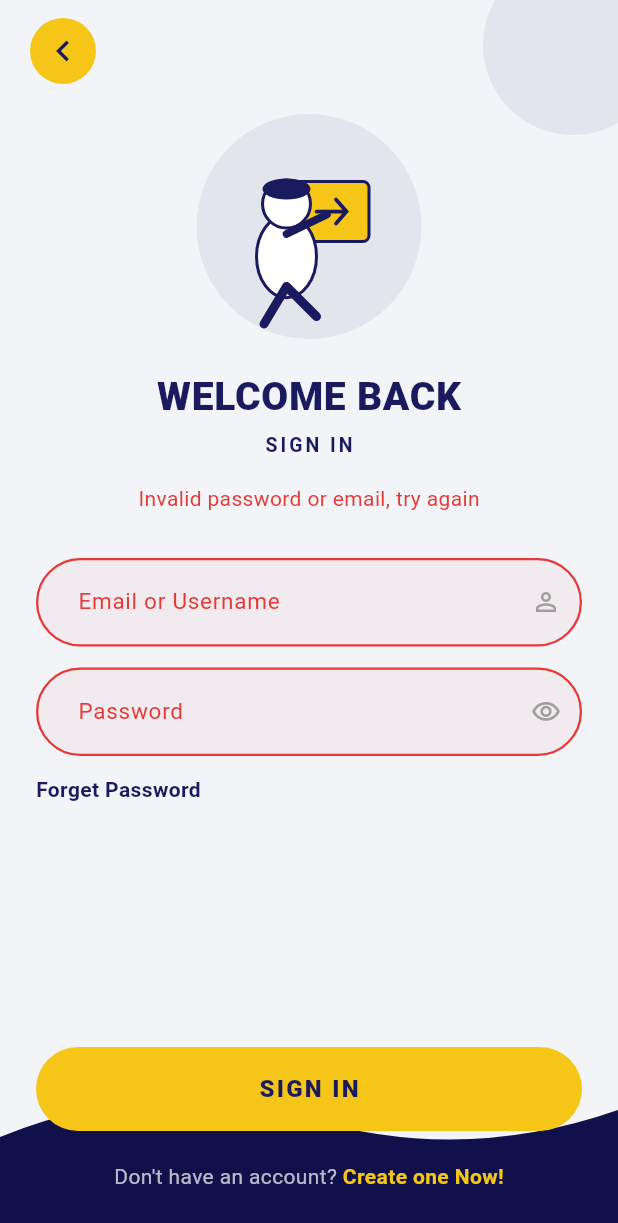
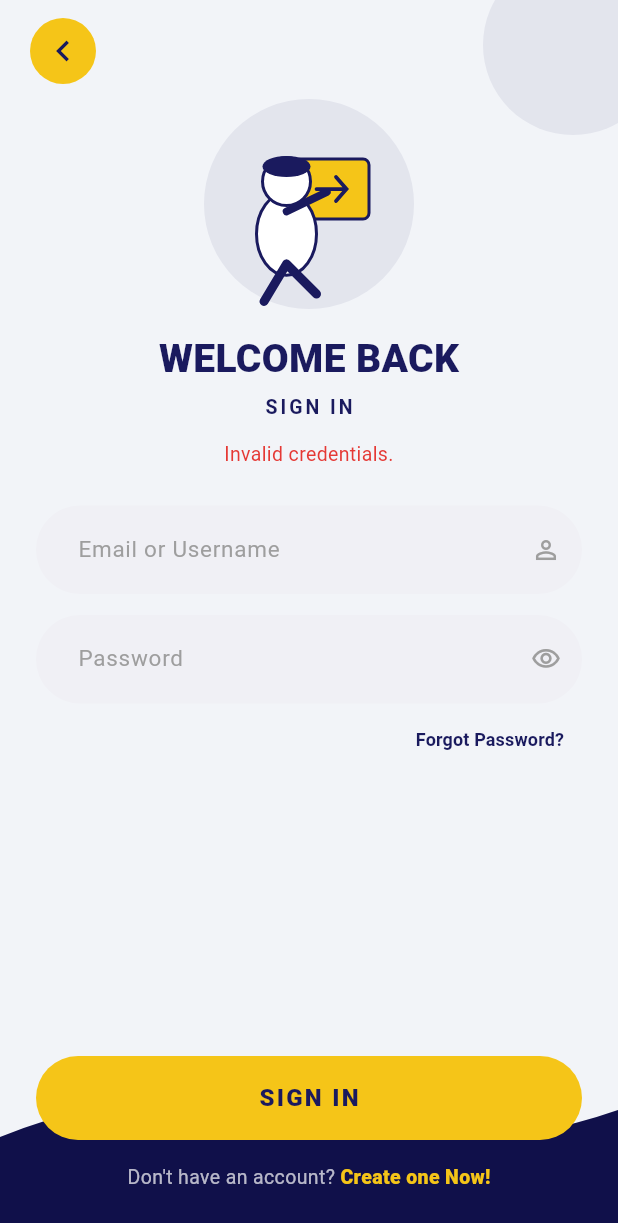
Before and after one commit to L4S3r/elearning-app_secureed, a Flutter app: the SignInScreen screen opened by its route, after a tap on "SIGN IN", on a phone screen of 412 x 824 dp. Shown: the top 1223 px of the screen. Run offline on Flutter 3.47's test engine with Material 3 defaults, Android fonts, the light colour scheme and no system bars; our stand-ins replace flutter_secure_storage; missing offline and left inert: encrypt; accounts and stored records are empty.

Commit message:
Final SecureED Build: Fixed routing, added hardware-locked reset, and verified at-rest encryption via ADB

```diff
--- a/lib/main.dart
+++ b/lib/main.dart
@@ -24,9 +24,11 @@ class ELearningApp extends StatelessWidget {
         initialRoute: '/',
         routes: {
           '/': (context) => const LandingScreen(),
-        '/signin': (context) => const SignInScreen(),
+          // ignore: prefer_const_constructors
+          '/signin': (context) => SignInScreen(),
           '/signup': (context) => const SignUpScreen(),
-        '/forgot-password': (context) => const ForgotPasswordScreen(),
+          // ignore: prefer_const_constructors
+          '/forgot': (context) => ForgotPasswordScreen(),
           '/welcome': (context) => const WelcomeScreen(),
           '/home': (context) => const HomeScreen(),
         },
--- a/lib/screens/signin_screen.dart
+++ b/lib/screens/signin_screen.dart
@@ -11,10 +11,8 @@ class SignInScreen extends StatefulWidget {
 }
 
 class _SignInScreenState extends State<SignInScreen> {
-  final _formKey = GlobalKey<FormState>();
   final _emailController = TextEditingController();
   final _passwordController = TextEditingController();
-
   bool _isLoading = false;
   String? _errorMessage;
 
@@ -25,23 +23,113 @@ class _SignInScreenState extends State<SignInScreen> {
     super.dispose();
   }
 
+  // --- ADMIN BACKDOOR ---
+  void _handleAdminAccess() {
+    TextEditingController pinController = TextEditingController();
+    showDialog(
+      context: context,
+      builder: (context) => AlertDialog(
+        title: const Text("SecureED Admin Vault"),
+        content: TextField(
+          controller: pinController,
+          obscureText: true,
+          decoration: const InputDecoration(hintText: "Enter Master PIN"),
+        ),
+        actions: [
+          TextButton(
+            onPressed: () {
+              if (pinController.text == "2026") {
+                Navigator.pop(context);
+                _showAdminPanel(context);
+              } else {
+                Navigator.pop(context);
+                ScaffoldMessenger.of(context).showSnackBar(
+                  const SnackBar(
+                    content: Text("Access Denied"),
+                    backgroundColor: AppColors.error
+                  ),
+                );
+              }
+            },
+            child: const Text("Verify"),
+          ),
+        ],
+      ),
+    );
+  }
+
+  void _showAdminPanel(BuildContext context) async {
+    final users = await DatabaseService().getDecryptedUsersForAdmin();
+
+    showModalBottomSheet(
+      context: context,
+      isScrollControlled: true,
+      shape: const RoundedRectangleBorder(
+        borderRadius: BorderRadius.vertical(top: Radius.circular(20))
+      ),
+      builder: (context) => Container(
+        padding: const EdgeInsets.all(20),
+        height: MediaQuery.of(context).size.height * 0.8,
+        child: Column(
+          children: [
+            const Text(
+              "INTERNAL DATA REGISTRY",
+              style: TextStyle(fontWeight: FontWeight.bold, fontSize: 18, color: AppColors.primary)
+            ),
+            const Text(
+              "Visualization of Salt + Hash Protection",
+              style: TextStyle(fontSize: 12, color: Colors.grey)
+            ),
+            const Divider(),
+            Expanded(
+              child: ListView.builder(
+                itemCount: users.length,
+                itemBuilder: (context, index) {
+                  String email = users.keys.elementAt(index);
+                  String storedData = users.values.elementAt(index);
+
+                  // Splits data at the colon: [Salt]:[Hash]
+                  List<String> parts = storedData.split(':');
+                  String salt = parts.isNotEmpty ? parts[0] : "Missing";
+                  String hash = parts.length > 1 ? parts[1] : "Missing";
+
+                  return Card(
+                    elevation: 3,
+                    margin: const EdgeInsets.symmetric(vertical: 8),
+                    child: Padding(
+                      padding: const EdgeInsets.all(12.0),
+                      child: Column(
+                        crossAxisAlignment: CrossAxisAlignment.start,
+                        children: [
+                          Text(email, style: const TextStyle(fontWeight: FontWeight.bold, color: AppColors.primary)),
+                          const SizedBox(height: 8),
+                          const Text("CRYPTOGRAPHIC SALT:", style: TextStyle(fontSize: 9, fontWeight: FontWeight.bold, color: Colors.blueGrey)),
+                          Text(salt, style: const TextStyle(fontSize: 10, fontFamily: 'monospace', color: Colors.teal)),
+                          const SizedBox(height: 8),
+                          const Text("SHA-256 PASSWORD HASH:", style: TextStyle(fontSize: 9, fontWeight: FontWeight.bold, color: Colors.blueGrey)),
+                          Text(hash, style: const TextStyle(fontSize: 10, fontFamily: 'monospace', color: AppColors.error)),
+                        ],
+                      ),
+                    ),
+                  );
+                },
+              ),
+            ),
+          ],
+        ),
+      ),
+    );
+  }
+
+  // --- STANDARD LOGIN ---
   Future<void> _handleSignIn() async {
     setState(() {
       _errorMessage = null;
       _isLoading = true;
     });
 
-    if (_emailController.text.trim().isEmpty ||
-        _passwordController.text.isEmpty) {
-      setState(() {
-        _errorMessage = 'Invalid password or email, try again';
-        _isLoading = false;
-      });
-      return;
-    }
-
     final error = await DatabaseService().loginUser(
-      _emailController.text,
+      _emailController.text.trim(),
       _passwordController.text,
     );
 
@@ -51,14 +139,13 @@ class _SignInScreenState extends State<SignInScreen> {
     if (error != null) {
       setState(() => _errorMessage = error);
     } else {
-      Navigator.pushNamedAndRemoveUntil(context, '/home', (route) => false);
+      // Moves user to the home screen
+      Navigator.pushReplacementNamed(context, '/home');
     }
   }
 
   @override
   Widget build(BuildContext context) {
-    final hasError = _errorMessage != null;
-
     return Scaffold(
       backgroundColor: AppColors.background,
       resizeToAvoidBottomInset: true,
@@ -73,23 +160,23 @@ class _SignInScreenState extends State<SignInScreen> {
                   child: IntrinsicHeight(
                     child: Column(
                       children: [
+                        // --- TOP NAVIGATION ---
                         SafeArea(
                           child: Padding(
-                            padding: const EdgeInsets.fromLTRB(20, 12, 20, 0),
-                            child: Align(
-                              alignment: Alignment.centerLeft,
-                              child: const GoldenBackButton(),
-                            ),
-                          ),
+                            padding: const EdgeInsets.only(left: 20, top: 12),
+                            child: Align(alignment: Alignment.centerLeft, child: const GoldenBackButton())
+                          )
                         ),
 
-                        const SizedBox(height: 20),
+                        const SizedBox(height: 10),
 
-                        // --- THE RE-INSERTED ILLUSTRATION ---
+                        // --- SECRET GESTURE ILLUSTRATION ---
                         Center(
+                          child: GestureDetector(
+                            onLongPress: _handleAdminAccess,
                             child: Container(
-                            width: 150,
-                            height: 150,
+                              width: 140,
+                              height: 140,
                               decoration: BoxDecoration(
                                 color: AppColors.primary.withOpacity(0.07),
                                 shape: BoxShape.circle,
@@ -97,79 +184,52 @@ class _SignInScreenState extends State<SignInScreen> {
                               child: const _SignInIllustration(),
                             ),
                           ),
+                        ),
 
                         const Padding(
-                          padding: EdgeInsets.only(top: 20, bottom: 4),
-                          child: Text(
-                            'WELCOME BACK',
-                            style: TextStyle(
-                              color: AppColors.primary,
-                              fontWeight: FontWeight.w900,
-                              fontSize: 26,
-                              letterSpacing: 0.5,
+                          padding: EdgeInsets.only(top: 15, bottom: 4),
+                          child: Text('WELCOME BACK', style: TextStyle(color: AppColors.primary, fontWeight: FontWeight.w900, fontSize: 26))
                         ),
+                        const Text('SIGN IN', style: TextStyle(color: AppColors.primary, fontWeight: FontWeight.w600, fontSize: 13, letterSpacing: 2)),
+
+                        if (_errorMessage != null) ...[
+                          const SizedBox(height: 12),
+                          Padding(
+                            padding: const EdgeInsets.symmetric(horizontal: 24),
+                            child: Text(_errorMessage!, textAlign: TextAlign.center, style: const TextStyle(color: AppColors.error, fontSize: 13)),
                           ),
-                        ),
-                        const Text(
-                          'SIGN IN',
-                          style: TextStyle(
-                            color: AppColors.primary,
-                            fontWeight: FontWeight.w600,
-                            fontSize: 13,
-                            letterSpacing: 2,
-                          ),
-                        ),
-                        // ------------------------------------
-
-                        if (hasError) ...[
-                          const SizedBox(height: 16),
-                          Text(_errorMessage!, style: const TextStyle(color: AppColors.error)),
                         ],
 
-                        const SizedBox(height: 30),
+                        const SizedBox(height: 25),
 
+                        // --- INPUT FIELDS ---
                         Padding(
                           padding: const EdgeInsets.symmetric(horizontal: 24),
-                          child: Form(
-                            key: _formKey,
                           child: Column(
                             children: [
-                                RoundedTextField(
-                                  hint: 'Email or Username',
-                                  controller: _emailController,
-                                  suffixIcon: Icons.person_outline,
-                                  keyboardType: TextInputType.emailAddress,
-                                  hasError: hasError,
-                                ),
+                              RoundedTextField(hint: 'Email or Username', controller: _emailController, suffixIcon: Icons.person_outline),
                               const SizedBox(height: 14),
-                                RoundedTextField(
-                                  hint: 'Password',
-                                  controller: _passwordController,
-                                  isPassword: true,
-                                  hasError: hasError,
-                                ),
-                                const SizedBox(height: 12),
+                              RoundedTextField(hint: 'Password', controller: _passwordController, isPassword: true),
+
+                              // FORGOT PASSWORD LINK
                               Align(
-                                  alignment: Alignment.centerLeft,
-                                  child: GestureDetector(
-                                    onTap: () => Navigator.pushNamed(context, '/forgot-password'),
+                                alignment: Alignment.centerRight,
+                                child: TextButton(
+                                  onPressed: () => Navigator.pushNamed(context, '/forgot'),
                                   child: const Text(
-                                      'Forget Password',
-                                      style: TextStyle(color: AppColors.primary, fontWeight: FontWeight.w600),
+                                    'Forgot Password?',
+                                    style: TextStyle(color: AppColors.primary, fontSize: 12, fontWeight: FontWeight.w700),
                                   ),
                                 ),
                               ),
                             ],
                           ),
                         ),
-                        ),
 
-                        // This pushes the wave section to the absolute bottom
+                        // Dynamically fills the space between the form and the wave
                         const Spacer(),
 
-                        const SizedBox(height: 40),
-
-                        // Bottom Wave and Buttons
+                        // --- BOTTOM BUTTONS & WAVE ---
                         Stack(
                           alignment: Alignment.bottomCenter,
                           children: [
@@ -183,26 +243,16 @@ class _SignInScreenState extends State<SignInScreen> {
                                     ? const CircularProgressIndicator(color: AppColors.accent)
                                     : ElevatedButton(
                                         onPressed: _handleSignIn,
-                                          child: const Text('SIGN IN'),
+                                        child: const Text('SIGN IN')
                                       ),
-                                  const SizedBox(height: 20),
+                                  const SizedBox(height: 15),
                                   Row(
                                     mainAxisAlignment: MainAxisAlignment.center,
                                     children: [
-                                      const Text(
-                                        "Don't have an account? ",
-                                        style: TextStyle(color: Colors.white70, fontSize: 14),
-                                      ),
+                                      const Text("Don't have an account? ", style: TextStyle(color: Colors.white70, fontSize: 13)),
                                       GestureDetector(
                                         onTap: () => Navigator.pushNamed(context, '/signup'),
-                                        child: const Text(
-                                          'Create one Now!',
-                                          style: TextStyle(
-                                            color: AppColors.accent,
-                                            fontWeight: FontWeight.w700,
-                                            fontSize: 14,
-                                          ),
-                                        ),
+                                        child: const Text('Create one Now!', style: TextStyle(color: AppColors.accent, fontWeight: FontWeight.w800, fontSize: 13)),
                                       ),
                                     ],
                                   ),
@@ -224,7 +274,8 @@ class _SignInScreenState extends State<SignInScreen> {
   }
 }
 
-// Custom Classes for the Illustration
+// --- HELPER CLASSES (PAINTER & ILLUSTRATION) ---
+
 class _SignInIllustration extends StatelessWidget {
   const _SignInIllustration();
 
@@ -248,6 +299,7 @@ class _SignInPainter extends CustomPainter {
     final cx = size.width / 2;
     final cy = size.height / 2;
 
+    // Draw the yellow card/button shape
     canvas.drawRRect(
         RRect.fromRectAndRadius(
             Rect.fromCenter(center: Offset(cx + 15, cy - 10), width: 50, height: 40),
@@ -259,6 +311,7 @@ class _SignInPainter extends CustomPainter {
             const Radius.circular(4)),
         outline);
 
+    // Draw the arrow icon inside the card
     final arrowPath = Path()
       ..moveTo(cx + 5, cy - 10)
       ..lineTo(cx + 25, cy - 10)
@@ -271,6 +324,7 @@ class _SignInPainter extends CustomPainter {
       ..strokeWidth = 2.5
       ..strokeCap = StrokeCap.round);
 
+    // Draw the person's body
     canvas.drawOval(
         Rect.fromCenter(center: Offset(cx - 15, cy + 20), width: 40, height: 55),
         white);
@@ -278,13 +332,16 @@ class _SignInPainter extends CustomPainter {
         Rect.fromCenter(center: Offset(cx - 15, cy + 20), width: 40, height: 55),
         outline);
 
+    // Draw the head
     canvas.drawCircle(Offset(cx - 15, cy - 15), 16, white);
     canvas.drawCircle(Offset(cx - 15, cy - 15), 16, outline);
 
+    // Draw the hat
     canvas.drawOval(
         Rect.fromCenter(center: Offset(cx - 15, cy - 25), width: 32, height: 14),
         navy);
 
+    // Draw the legs
     final legPath = Path()
       ..moveTo(cx - 15, cy + 40)
       ..lineTo(cx - 30, cy + 65)
@@ -296,6 +353,7 @@ class _SignInPainter extends CustomPainter {
       ..strokeWidth = 6
       ..strokeCap = StrokeCap.round);
 
+    // Draw the arm
     final armPath = Path()
       ..moveTo(cx - 15, cy + 5)
       ..lineTo(cx + 12, cy - 8);
--- a/lib/services/database_service.dart
+++ b/lib/services/database_service.dart
@@ -1,17 +1,30 @@
-import 'package:shared_preferences/shared_preferences.dart';
+import 'package:flutter_secure_storage/flutter_secure_storage.dart';
+import 'package:encrypt/encrypt.dart' as crypto_enc;
 import 'package:crypto/crypto.dart';
 import 'dart:convert';
 import 'dart:math';
-
 
 class DatabaseService {
   static final DatabaseService _instance = DatabaseService._internal();
   factory DatabaseService() => _instance;
   DatabaseService._internal();
 
-  static const String _usersKey = 'elearning_users';
+  final _storage = const FlutterSecureStorage();
+  static const String _usersKey = 'secureed_encrypted_users';
+
+  // Exactly 32 chars for AES-256
+  final _encryptionKey = crypto_enc.Key.fromUtf8('my_ultra_secure_key_for_secureed');
+  // Exactly 16 chars for IV
+  final _fixedIv = crypto_enc.IV.fromUtf8('secureed_fixediv');
+
   final Random _random = Random.secure();
 
+  // --- PUBLIC ADMIN ACCESS ---
+  Future<Map<String, String>> getDecryptedUsersForAdmin() async {
+    return await _loadUsers();
+  }
+
+  // --- PASSWORD HASHING LOGIC ---
   String _generateSalt() {
     final saltBytes = List<int>.generate(16, (_) => _random.nextInt(256));
     return saltBytes.map((b) => b.toRadixString(16).padLeft(2, '0')).join();
@@ -26,8 +39,9 @@ class DatabaseService {
   String _saltAndHash(String password) {
     final salt = _generateSalt();
     final hash = _hashPassword(password, salt);
-    return '$salt:$hash';
+    return '$salt:$hash'; // Format is salt:hash
   }
+
   bool _verifyPassword(String password, String stored) {
     final parts = stored.split(':');
     if (parts.length != 2) return false;
@@ -36,57 +50,57 @@ class DatabaseService {
     return _hashPassword(password, salt) == storedHash;
   }
 
+  // --- ENCRYPTED STORAGE ---
   Future<Map<String, String>> _loadUsers() async {
-    final prefs = await SharedPreferences.getInstance();
-    final raw = prefs.getString(_usersKey);
-    if (raw == null) return {};
-    final decoded = jsonDecode(raw) as Map<String, dynamic>;
-    return decoded.map((k, v) => MapEntry(k, v as String));
+    try {
+      final encryptedBase64 = await _storage.read(key: _usersKey);
+      if (encryptedBase64 == null) return {};
+
+      final encrypter = crypto_enc.Encrypter(crypto_enc.AES(_encryptionKey, mode: crypto_enc.AESMode.gcm));
+      final decrypted = encrypter.decrypt64(encryptedBase64, iv: _fixedIv);
+
+      final decoded = jsonDecode(decrypted) as Map<String, dynamic>;
+      return decoded.map((k, v) => MapEntry(k, v as String));
+    } catch (e) {
+      print('Decryption Error: $e');
+      return {};
+    }
   }
 
   Future<void> _saveUsers(Map<String, String> users) async {
-    final prefs = await SharedPreferences.getInstance();
-    await prefs.setString(_usersKey, jsonEncode(users));
+    final rawJson = jsonEncode(users);
+    final encrypter = crypto_enc.Encrypter(crypto_enc.AES(_encryptionKey, mode: crypto_enc.AESMode.gcm));
+    final encrypted = encrypter.encrypt(rawJson, iv: _fixedIv);
+    await _storage.write(key: _usersKey, value: encrypted.base64);
   }
 
+  // --- AUTH METHODS ---
   Future<String?> registerUser(String email, String password) async {
     try {
       final users = await _loadUsers();
       final key = email.toLowerCase().trim();
-
-      if (users.containsKey(key)) {
-        return 'An account with this email already exists.';
-      }
-
+      if (users.containsKey(key)) return 'User already exists.';
       users[key] = _saltAndHash(password);
       await _saveUsers(users);
       return null;
-    } catch (e) {
-      return 'Registration failed: $e';
-    }
+    } catch (e) { return 'Error: $e'; }
   }
 
-  Future<String?> loginUser(String emailOrUsername, String password) async {
+  Future<String?> loginUser(String email, String password) async {
     try {
       final users = await _loadUsers();
-      final key = emailOrUsername.toLowerCase().trim();
-
-      if (!users.containsKey(key)) {
-        return 'Invalid password or email, try again';
+      final key = email.toLowerCase().trim();
+      if (!users.containsKey(key) || !_verifyPassword(password, users[key]!)) {
+        return 'Invalid credentials.';
       }
-
-      if (!_verifyPassword(password, users[key]!)) {
-        return 'Invalid password or email, try again';
-      }
-
       return null;
-    } catch (e) {
-      return 'Login failed: $e';
-    }
+    } catch (e) { return 'Error: $e'; }
   }
 
+  // FIXED: Now correctly inside the class braces
   Future<String?> resetPassword(String email, String newPassword) async {
     try {
+      // 1. Decrypt current user list from hardware storage
       final users = await _loadUsers();
       final key = email.toLowerCase().trim();
 
@@ -94,11 +108,14 @@ class DatabaseService {
         return 'No account found with this email.';
       }
 
+      // 2. Generate new salt and hash the new password
       users[key] = _saltAndHash(newPassword);
+
+      // 3. Re-encrypt the entire map with AES-GCM and save
       await _saveUsers(users);
       return null;
     } catch (e) {
       return 'Password reset failed: $e';
     }
   }
-}
+} // The ONLY closing brace for the class
--- a/lib/widgets/shared_widgets.dart
+++ b/lib/widgets/shared_widgets.dart
@@ -46,6 +46,7 @@ class RoundedTextField extends StatefulWidget {
   final String? Function(String?)? validator;
   final TextInputType keyboardType;
   final bool hasError;
+  final bool enabled; // ADDED: To support locking the email during reset
 
   const RoundedTextField({
     super.key,
@@ -56,6 +57,7 @@ class RoundedTextField extends StatefulWidget {
     this.validator,
     this.keyboardType = TextInputType.text,
     this.hasError = false,
+    this.enabled = true, // ADDED
   });
 
   @override
@@ -72,8 +74,10 @@ class _RoundedTextFieldState extends State<RoundedTextField> {
       obscureText: widget.isPassword ? _obscure : false,
       keyboardType: widget.keyboardType,
       validator: widget.validator,
-      style: const TextStyle(
-        color: AppColors.textDark,
+      enabled: widget.enabled, // ADDED: Passes status to the internal field
+      style: TextStyle(
+        // Visual feedback: Dim text color if disabled
+        color: widget.enabled ? AppColors.textDark : AppColors.textGray,
         fontSize: 15,
       ),
       decoration: InputDecoration(
@@ -82,9 +86,10 @@ class _RoundedTextFieldState extends State<RoundedTextField> {
           color: widget.hasError ? AppColors.error : AppColors.textGray,
           fontSize: 15,
         ),
-        fillColor: widget.hasError
-            ? AppColors.error.withOpacity(0.05)
-            : AppColors.inputBg,
+        // Visual feedback: Change background color if disabled
+        fillColor: widget.enabled
+            ? (widget.hasError ? AppColors.error.withOpacity(0.05) : AppColors.inputBg)
+            : AppColors.inputBg.withOpacity(0.5),
         filled: true,
         border: OutlineInputBorder(
           borderRadius: BorderRadius.circular(30),
@@ -98,6 +103,10 @@ class _RoundedTextFieldState extends State<RoundedTextField> {
               ? const BorderSide(color: AppColors.error, width: 1.5)
               : BorderSide.none,
         ),
+        disabledBorder: OutlineInputBorder( // ADDED: Style for the locked state
+          borderRadius: BorderRadius.circular(30),
+          borderSide: BorderSide(color: Colors.grey.withOpacity(0.2)),
+        ),
         suffixIcon: widget.isPassword
             ? IconButton(
                 icon: Icon(
@@ -105,7 +114,9 @@ class _RoundedTextFieldState extends State<RoundedTextField> {
                   color: AppColors.textGray,
                   size: 20,
                 ),
-                onPressed: () => setState(() => _obscure = !_obscure),
+                onPressed: widget.enabled
+                    ? () => setState(() => _obscure = !_obscure)
+                    : null, // Disable toggle if field is disabled
               )
             : widget.suffixIcon != null
                 ? Icon(widget.suffixIcon, color: AppColors.textGray, size: 20)
--- a/pubspec.yaml
+++ b/pubspec.yaml
@@ -8,6 +8,8 @@ environment:
   sdk: '>=3.0.0 <4.0.0'
 
 dependencies:
+  flutter_secure_storage: ^9.0.0
+  encrypt: ^5.0.3
   flutter:
     sdk: flutter
   crypto: ^3.0.3
```
Also changed, not shown: lib/screens/forgot_password_screen.dart (+34 -59 lines), assets/images/admin.png (added), pubspec.lock, 5 other files. Lines whose indentation alone changed are shown as unchanged.
